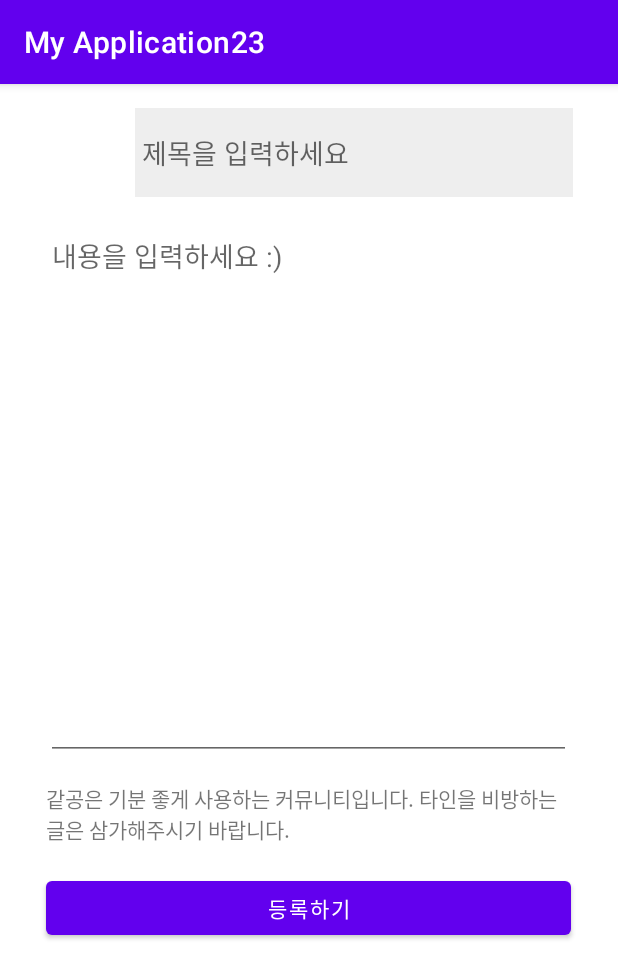
After one commit to wellbeing98/MyApplication23, an Android app: the WritingActivity screen opened directly, with no data from a screen before it, on a phone screen of 412 x 824 dp. The commit adds this screen. Shown: the top 978 px of the screen. Run offline under Robolectric (Android 15) with nearby library versions, the phone set to English and light mode, and no system bars; our stand-ins replace Firebase (no records; nobody signed in at launch, a user with empty details on screens opened directly).

Commit message:
post + comment

```diff
--- a/app/src/main/AndroidManifest.xml
+++ b/app/src/main/AndroidManifest.xml
@@ -20,9 +20,9 @@
             </intent-filter>
         </activity>
         <activity android:name=".RegisterActivity" />
-        <activity android:name=".MainActivity">
+        <activity android:name=".MainActivity"/>
+        <activity android:name=".WritingActivity"/>
 
-        </activity>
     </application>
 
 </manifest>
--- a/app/src/main/java/com/example/myapplication23/LoginActivity.java
+++ b/app/src/main/java/com/example/myapplication23/LoginActivity.java
@@ -49,7 +49,7 @@ public class LoginActivity extends AppCompatActivity {
                     public void onComplete(@NonNull Task<AuthResult> task) {
                         if(task.isSuccessful()) {
                             //로그인 성공!!!
-                            Intent intent = new Intent(LoginActivity.this, MainActivity.class);
+                            Intent intent = new Intent(LoginActivity.this, WritingActivity.class);
                             startActivity(intent);
                             finish(); //현재 액티비티 파괴
 
--- /dev/null
+++ b/app/src/main/java/com/example/myapplication23/WritingActivity.java
@@ -0,0 +1,92 @@
+package com.example.myapplication23;
+
+import android.content.Intent;
+import android.os.Bundle;
+import android.view.View;
+import android.widget.Button;
+import android.widget.EditText;
+import android.widget.ImageView;
+import android.widget.Toast;
+
+import androidx.annotation.NonNull;
+import androidx.appcompat.app.AppCompatActivity;
+
+import com.bumptech.glide.Glide;
+import com.google.android.gms.tasks.OnCompleteListener;
+import com.google.android.gms.tasks.Task;
+import com.google.firebase.auth.AuthResult;
+import com.google.firebase.auth.FirebaseAuth;
+import com.google.firebase.auth.FirebaseUser;
+import com.google.firebase.database.DatabaseReference;
+import com.google.firebase.database.Exclude;
+import com.google.firebase.database.FirebaseDatabase;
+
+import java.util.HashMap;
+import java.util.Map;
+
+public class WritingActivity extends AppCompatActivity {
+
+    private FirebaseAuth mFirebaseAuth;       //파이어베이스 인증
+    private DatabaseReference mDatabaseRef;
+    private DatabaseReference mDatabase;
+
+
+    // 사용할 컴포넌트 선언
+    EditText title_et, content_et;
+    Button reg_button;
+    ImageView mimage;
+    // 유저아이디 변수
+    String userid = "";
+
+    @Override
+    protected void onCreate(Bundle savedInstanceState) {
+        super.onCreate(savedInstanceState);
+        setContentView(R.layout.activity_writing_post);
+
+        mFirebaseAuth = FirebaseAuth.getInstance();
+        mDatabaseRef = FirebaseDatabase.getInstance().getReference("GodGong");
+
+
+
+
+// 컴포넌트 초기화
+        mimage = findViewById(R.id.imageView2);
+        title_et = findViewById(R.id.title_et);
+        content_et = findViewById(R.id.content_et);
+        reg_button = findViewById(R.id.reg_button);
+
+        reg_button.setOnClickListener(new View.OnClickListener() {
+            @Override
+            public void onClick(View view) {
+
+                String strTitle = title_et.getText().toString();
+                String strContent = content_et.getText().toString();
+                FirebaseUser firebaseUser = mFirebaseAuth.getCurrentUser();
+//               ImageView image = mimage.getDrawable(R.drawable.ic_launcher_background);
+
+                Post post = new Post();
+
+
+                post.setTitle_et(strTitle);
+                post.setContent_et(strContent);
+
+
+                //setValue : database에 insert (삽입) 행위
+                mDatabaseRef.child("UserAccount").child(firebaseUser.getUid()).child("post").setValue(post);
+
+                // Firebase Auth 진행
+
+
+            }
+        });
+
+
+
+
+
+
+
+
+    }
+
+}
--- /dev/null
+++ b/app/src/main/res/layout/activity_writing_post.xml
@@ -0,0 +1,73 @@
+<?xml version="1.0" encoding="utf-8"?>
+<LinearLayout xmlns:android="http://schemas.android.com/apk/res/android"
+    xmlns:app="http://schemas.android.com/apk/res-auto"
+    xmlns:tools="http://schemas.android.com/tools"
+    android:layout_width="match_parent"
+    android:layout_height="match_parent"
+    android:padding="16dp"
+    android:orientation="vertical">
+
+
+    <androidx.constraintlayout.widget.ConstraintLayout
+        android:layout_width="352dp"
+        android:layout_height="59dp"
+        android:layout_gravity="center">
+        <ImageView
+            android:id="@+id/imageView2"
+            android:layout_width="60dp"
+            android:layout_height="match_parent"
+
+            app:layout_constraintTop_toTopOf="parent"
+            tools:layout_editor_absoluteX="-1dp"
+            tools:srcCompat="@tools:sample/avatars" />
+
+        <EditText
+            android:id="@+id/title_et"
+            android:layout_width="match_parent"
+            android:layout_height="match_parent"
+            android:layout_marginLeft="60dp"
+            android:background="#eeeeee"
+            android:hint=" 제목을 입력하세요" />
+
+
+
+    </androidx.constraintlayout.widget.ConstraintLayout>
+
+    <androidx.constraintlayout.widget.ConstraintLayout
+        android:layout_margin="15dp"
+        android:layout_width="350dp"
+        android:layout_height="360dp"
+        android:layout_gravity="center">
+
+        <EditText
+            android:id="@+id/content_et"
+            android:layout_width="match_parent"
+            android:layout_height="match_parent"
+            android:gravity="top"
+            android:hint="내용을 입력하세요 :)"
+            tools:layout_editor_absoluteX="0dp"
+            tools:layout_editor_absoluteY="-32dp" />
+
+    </androidx.constraintlayout.widget.ConstraintLayout>
+
+    <androidx.constraintlayout.widget.ConstraintLayout
+        android:layout_width="350dp"
+        android:layout_height="59dp"
+        android:layout_gravity="center">
+
+        <TextView
+            android:id="@+id/textView4"
+            android:layout_width="wrap_content"
+            android:layout_height="wrap_content"
+            android:text="같공은 기분 좋게 사용하는 커뮤니티입니다. 타인을 비방하는 글은 삼가해주시기 바랍니다."
+            tools:ignore="MissingConstraints" />
+    </androidx.constraintlayout.widget.ConstraintLayout>
+
+    <Button
+        android:id="@+id/reg_button"
+        android:layout_width="350dp"
+        android:layout_height="wrap_content"
+        android:layout_gravity="center"
+        android:text="등록하기" />
+
+</LinearLayout>
```
Also changed, not shown: app/build.gradle (+6 -1 lines), app/src/main/java/com/example/myapplication23/Post.java (added, +57 -0 lines), app/src/main/java/com/example/myapplication23/RegisterActivity.java (+49 -7 lines), app/src/main/java/com/example/myapplication23/UserAccount.java (+9 -0 lines), app/src/main/res/layout/activity_register.xml (+32 -4 lines).
